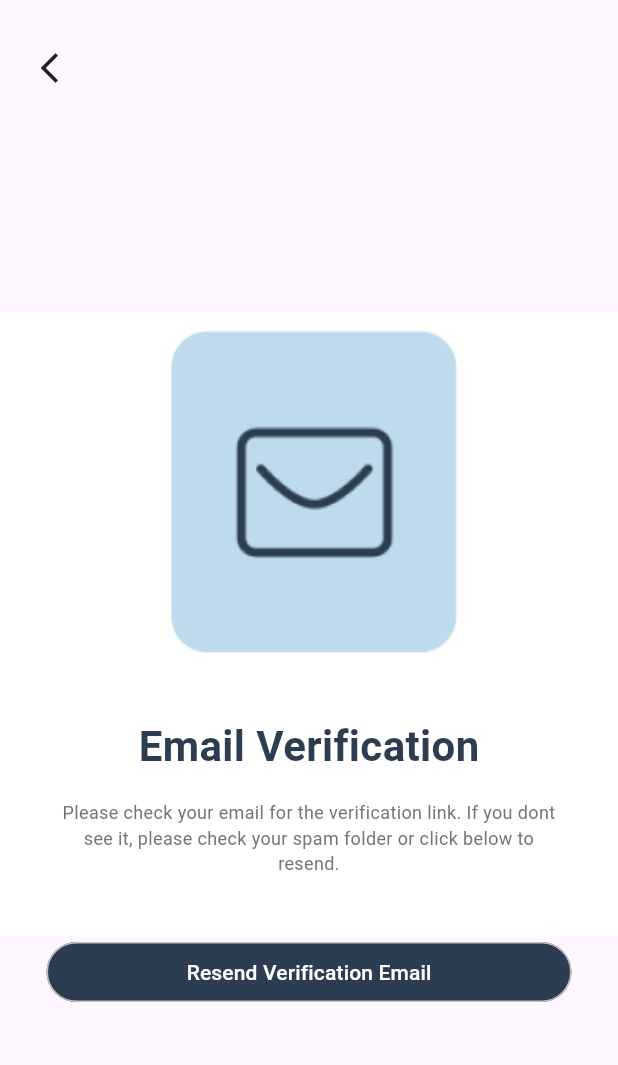
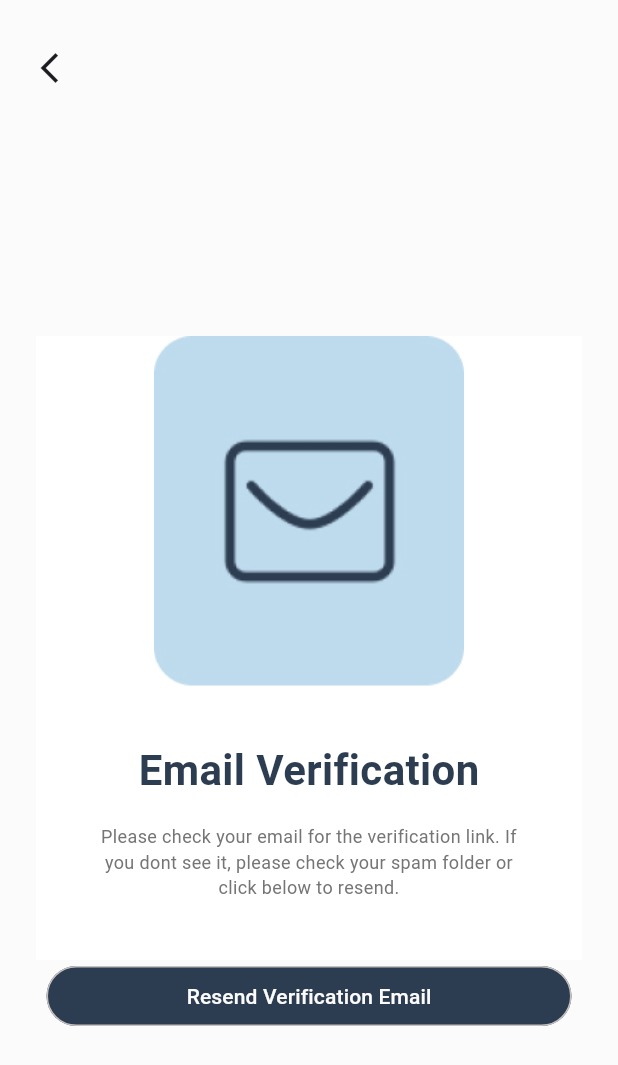
Before and after one commit to abderrahmaneknc/2cpProjectFront, a Flutter app: the EmailVerification screen opened by its route, on a phone screen of 412 x 824 dp. Shown: the top 1065 px of the screen. Run offline on Flutter 3.47's test engine with Material 3 defaults, Android fonts, the phone set to English and light mode, and no system bars; our stand-ins replace ionicons, smooth_page_indicator.

```diff
--- a/lib/items/boxes.dart
+++ b/lib/items/boxes.dart
@@ -31,6 +31,8 @@ class _MyBoxesState extends State<MyBoxes> {
         decoration: InputDecoration(
           hintText: widget.hint,
           hintStyle: TextStyle(
+            fontFamily: "AeonikTRIAL",
+
             // Apply your desired style to the hint text
             fontSize: 12,
             color: Color(0xA5313638),
@@ -63,7 +65,7 @@ class _MyBoxesState extends State<MyBoxes> {
             borderRadius: BorderRadius.circular(20),
             borderSide: const BorderSide(color: Colors.blue),
           ),
-          contentPadding: const EdgeInsets.symmetric(vertical: 12),
+          contentPadding: const EdgeInsets.symmetric(vertical: -13),
         ),
       ),
     );
--- a/lib/items/elvButton.dart
+++ b/lib/items/elvButton.dart
@@ -50,7 +50,6 @@ class Mybuttons extends StatelessWidget {
                     height: 40,
                     width: 40,
                   ),
-                  const SizedBox(width: 10),
                   Text(
                     text,
                     style: const TextStyle(color: Colors.black),
--- a/lib/main.dart
+++ b/lib/main.dart
@@ -37,8 +37,8 @@ class MyApp extends StatelessWidget {
         initialRoute: '/',
         routes: {
           '/': (context) => IntroductionPages(),
-          'signIn': (context) => Welcback(),
-          'signUp': (context) => MySignInPage(),
+          'signIn': (context) => MySignInPage(),
+          'signUp': (context) => MySignUpPage(),
           'bckDhabia': (context) => Edahbback(),
           'success_after_payment': (context) => Success(),
           'add_toprofile': (context) => AddToProfile(),
--- a/lib/screens/email_verification.dart
+++ b/lib/screens/email_verification.dart
@@ -11,6 +11,7 @@ class EmailVerification extends StatelessWidget {
     return SafeArea(
       child: Scaffold(
         appBar: AppBar(
+          backgroundColor: Color(0xFFFBFBFB),
           leading: Padding(
             padding: const EdgeInsets.only(top: 25, left: 10),
             child: IconButton(
@@ -21,14 +22,17 @@ class EmailVerification extends StatelessWidget {
             ),
           ),
         ),
-        body: Center(
+        body: Container(
+          color: Color(0xFFFBFBFB),
+          child: Padding(
+            padding: const EdgeInsets.only(top: 32, left: 24, right: 24),
+            child: Center(
               child: Column(
                 mainAxisAlignment: MainAxisAlignment.center,
                 children: [
                   Container(
                     child: Intropagetmplt(
-                  picture:
-                      'assets/Screenshot_26-4-2024_215221_www.figma.com.jpeg',
+                      picture: 'assets/Group 289.jpg',
                       text1: 'Email Verification',
                       text2:
                           'Please check your email for the verification link. If you don'
@@ -44,7 +48,7 @@ class EmailVerification extends StatelessWidget {
                     color: Color(0xFF2D3D51),
                     logo: false,
                     assets: '',
-                txtcolor: Colors.white,
+                    txtcolor: Color(0xFFFBFBFB),
                     onPressed: () {
                       showDialog(
                         context: context,
@@ -58,6 +62,8 @@ class EmailVerification extends StatelessWidget {
               ),
             ),
           ),
+        ),
+      ),
     );
   }
 }
```
Also changed, not shown: lib/screens/hellothere.dart (+10 -4 lines), lib/screens/introductionPages.dart (+4 -4 lines), lib/screens/welcomeback.dart (+20 -15 lines), pubspec.yaml (+7 -4 lines), assets/Group 289.jpg (added), assets/Group 289.svg (added), assets/Rectangle 128.jpg (added), fonts/AeonikTRIAL-Bold.ttf (added), fonts/AeonikTRIAL-Light.ttf (added), fonts/AeonikTRIAL-Regular.ttf (added). Lines whose indentation alone changed are shown as unchanged.
